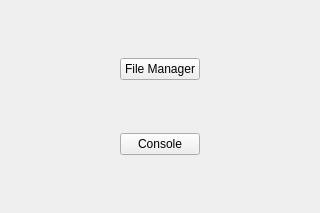
Old version of the form cbcui/ui/Programs.ui in the repository kipr/cbc.
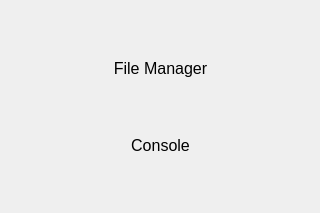
New version of the form. Icons and pictures are not drawn.

```diff
--- a/cbcui/ui/Programs.ui
+++ b/cbcui/ui/Programs.ui
@@ -46,8 +46,34 @@
       </spacer>
      </item>
      <item>
-      <widget class="QPushButton" name="ui_fileManagerButton">
-       <property name="text">
+      <widget class="QPushButton" name="ui_fileManagerButton" >
+       <property name="minimumSize" >
+        <size>
+         <width>95</width>
+         <height>30</height>
+        </size>
+       </property>
+       <property name="maximumSize" >
+        <size>
+         <width>95</width>
+         <height>30</height>
+        </size>
+       </property>
+       <property name="styleSheet" >
+        <string>QPushButton{
+border:0px;
+background-image:url(:/actions/rivet95x30L.png);
+color:black;
+font-size:12pt;
+}
+QPushButton:pressed{
+border:0px;
+background-image:url(:/actions/rivet95x30D.png);
+color:white;
+font-size:12pt;
+}</string>
+       </property>
+       <property name="text" >
         <string>File Manager</string>
        </property>
       </widget>
@@ -96,8 +122,34 @@
       </spacer>
      </item>
      <item>
-      <widget class="QPushButton" name="ui_consoleButton">
-       <property name="text">
+      <widget class="QPushButton" name="ui_consoleButton" >
+       <property name="minimumSize" >
+        <size>
+         <width>95</width>
+         <height>30</height>
+        </size>
+       </property>
+       <property name="maximumSize" >
+        <size>
+         <width>95</width>
+         <height>30</height>
+        </size>
+       </property>
+       <property name="styleSheet" >
+        <string>QPushButton{
+border:0px;
+background-image:url(:/actions/rivet95x30L.png);
+color:black;
+font-size:12pt;
+}
+QPushButton:pressed{
+border:0px;
+background-image:url(:/actions/rivet95x30D.png);
+color:white;
+font-size:12pt;
+}</string>
+       </property>
+       <property name="text" >
         <string>Console</string>
        </property>
       </widget>
```
Left out of the diff: 45 changed lines with no effect on the pictures.
